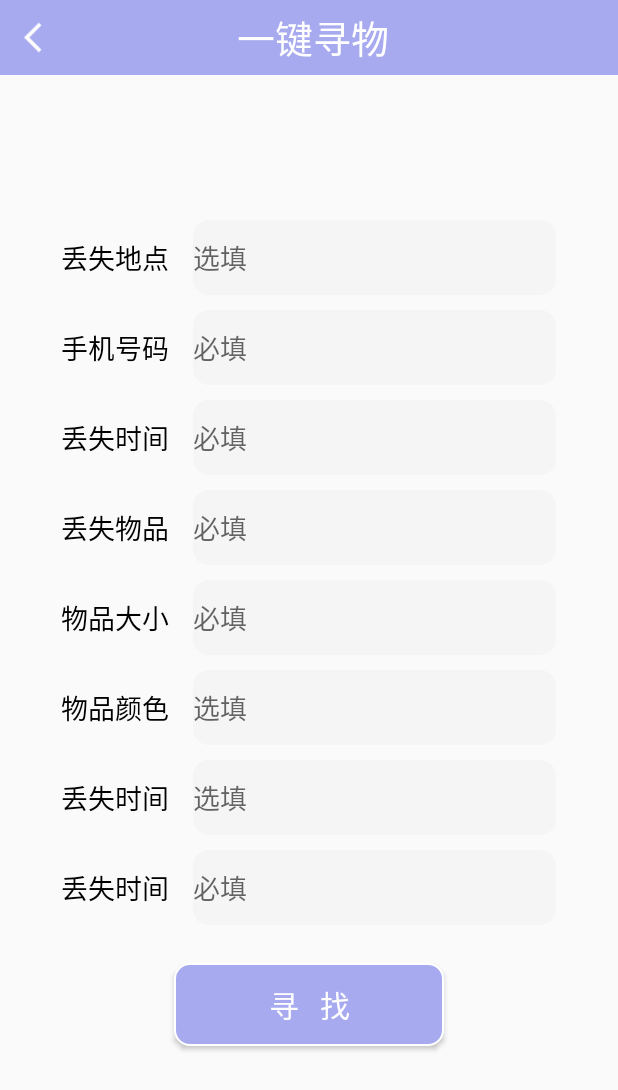
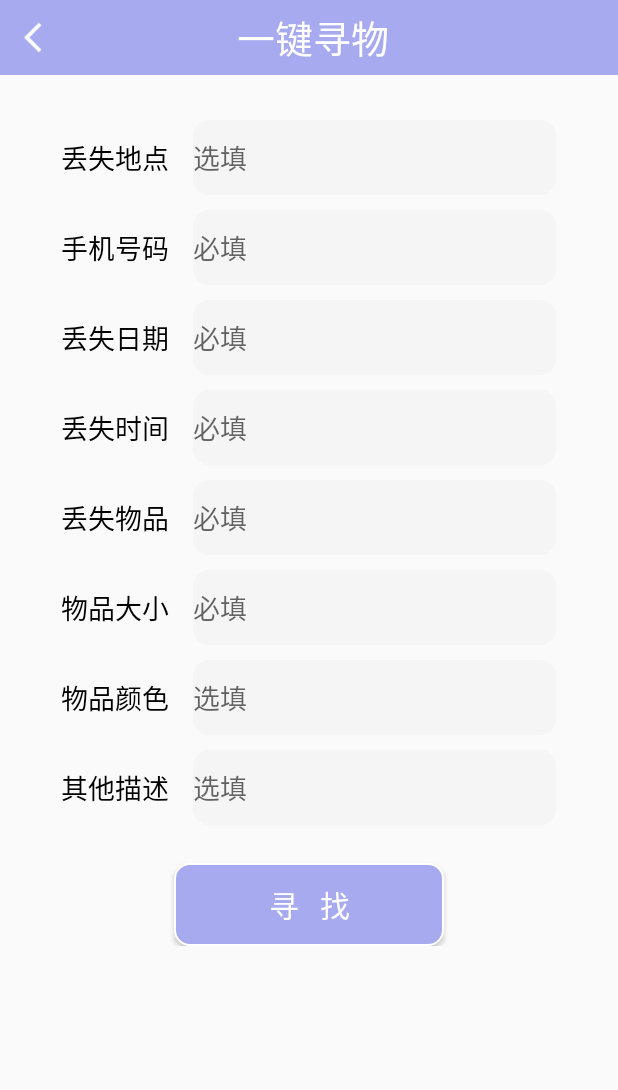
Before and after one commit to Becko-A/ViewPager, an Android app: the Afind screen opened directly, with no data from a screen before it, on a phone screen of 412 x 824 dp. Shown: the top 1090 px of the screen. Run offline under Robolectric (Android 15) with nearby library versions, the phone set to English and light mode, and no system bars.

Commit message:
add scrollview and improve-layout (not finish)

```diff
--- a/app/src/main/AndroidManifest.xml
+++ b/app/src/main/AndroidManifest.xml
@@ -23,7 +23,8 @@
         android:roundIcon="@drawable/logo"
         android:supportsRtl="true"
         android:theme="@style/AppTheme">
-        <activity android:name=".Bchat"></activity>
+        <activity android:name=".Cimprove"></activity>
+        <activity android:name=".Bchat" />
         <activity android:name=".Crecord_diushi" />
         <activity android:name=".Crecord_shiwu" />
         <activity android:name=".LoginActivity">
--- a/app/src/main/res/layout/activity_afind.xml
+++ b/app/src/main/res/layout/activity_afind.xml
@@ -1,17 +1,163 @@
 <?xml version="1.0" encoding="utf-8"?>
-<RelativeLayout xmlns:android="http://schemas.android.com/apk/res/android"
+<LinearLayout xmlns:android="http://schemas.android.com/apk/res/android"
     xmlns:app="http://schemas.android.com/apk/res-auto"
     android:layout_width="match_parent"
     android:layout_height="match_parent"
     android:orientation="vertical">
-    <include layout="@layout/toolbar_afind"/>
+    <androidx.appcompat.widget.Toolbar
+        android:id="@+id/toolbar"
+        android:layout_height="50dp"
+        android:layout_width="match_parent"
+        android:background="#A7AAEF"
+        android:theme="@style/ThemeOverlay.AppCompat.Dark.ActionBar"
+        app:popupTheme="@style/ThemeOverlay.AppCompat.Light">
+        <RelativeLayout
+            android:layout_width="match_parent"
+            android:layout_height="50dp"
+            android:layout_marginLeft="10dp"
+            android:layout_marginRight="10dp"
+            android:gravity="center_vertical">
+
+            <ImageView
+                android:id="@+id/back"
+                android:layout_width="wrap_content"
+                android:layout_height="50dp"
+                android:layout_centerVertical="true"
+                android:src="@drawable/ic_back" />
+            <TextView
+                android:layout_width="wrap_content"
+                android:layout_height="wrap_content"
+                android:textColor="#fff"
+                android:text="一键寻物"
+                android:textSize="25dp"
+                android:layout_centerHorizontal="true"
+                android:layout_centerVertical="true"/>
+        </RelativeLayout>
+    </androidx.appcompat.widget.Toolbar>
+    <ScrollView
+        android:layout_width="match_parent"
+        android:layout_height="0dp"
+        android:layout_weight="1"
+        android:layout_marginTop="25dp">
+        <LinearLayout
+            android:layout_width="match_parent"
+            android:layout_height="0dp"
+            android:layout_weight="1"
+            android:orientation="vertical">
+            <LinearLayout
+                android:id="@+id/location"
+                android:orientation="horizontal"
+                android:layout_width="330dp"
+                android:layout_height="60dp"
+                android:layout_gravity="center">
+                <TextView
+                    android:layout_width="88dp"
+                    android:layout_height="wrap_content"
+                    android:layout_gravity="center_vertical"
+                    android:textSize="18sp"
+                    android:textColor="#000"
+                    android:text="丢失地点" />
+                <EditText
+                    android:layout_width="0dp"
+                    android:layout_height="50dp"
+                    android:layout_gravity="center_vertical"
+                    android:layout_weight="1"
+                    android:background="@drawable/edittext"
+                    android:hint="选填"/>
+            </LinearLayout>
+            <LinearLayout
+                android:id="@+id/phoneNum"
+                android:orientation="horizontal"
+                android:layout_width="330dp"
+                android:layout_height="60dp"
+                android:layout_gravity="center">
+                <TextView
+                    android:layout_width="88dp"
+                    android:layout_height="wrap_content"
+                    android:layout_gravity="center_vertical"
+                    android:textSize="18sp"
+                    android:textColor="#000"
+                    android:text="手机号码" />
+                <EditText
+                    android:layout_width="0dp"
+                    android:layout_height="50dp"
+                    android:layout_gravity="center_vertical"
+                    android:layout_weight="1"
+                    android:background="@drawable/edittext"
+                    android:hint="必填"/>
+            </LinearLayout>
+
+            <LinearLayout
+                android:id="@+id/date"
+                android:orientation="horizontal"
+                android:layout_width="330dp"
+                android:layout_height="60dp"
+                android:layout_gravity="center">
+                <TextView
+                    android:layout_width="88dp"
+                    android:layout_height="wrap_content"
+                    android:layout_gravity="center_vertical"
+                    android:textSize="18sp"
+                    android:textColor="#000"
+                    android:inputType="date"
+                    android:text="丢失日期" />
+                <EditText
+                    android:layout_width="0dp"
+                    android:layout_height="50dp"
+                    android:layout_gravity="center_vertical"
+                    android:layout_weight="1"
+                    android:background="@drawable/edittext"
+                    android:hint="必填"/>
+            </LinearLayout>
+            <LinearLayout
+                android:id="@+id/time"
+                android:orientation="horizontal"
+                android:layout_width="330dp"
+                android:layout_height="60dp"
+                android:layout_gravity="center">
+                <TextView
+                    android:layout_width="88dp"
+                    android:layout_height="wrap_content"
+                    android:layout_gravity="center_vertical"
+                    android:textSize="18sp"
+                    android:textColor="#000"
+                    android:text="丢失时间" />
+                <EditText
+                    android:layout_width="0dp"
+                    android:layout_height="50dp"
+                    android:layout_gravity="center_vertical"
+                    android:layout_weight="1"
+                    android:background="@drawable/edittext"
+                    android:hint="必填"/>
+            </LinearLayout>
+            <LinearLayout
+                android:id="@+id/type"
+                android:orientation="horizontal"
+                android:layout_width="330dp"
+                android:layout_height="60dp"
+                android:layout_gravity="center">
+                <TextView
+                    android:layout_width="88dp"
+                    android:layout_height="wrap_content"
+                    android:layout_gravity="center_vertical"
+                    android:textSize="18sp"
+                    android:textColor="#000"
+                    android:text="丢失物品" />
+
+                <EditText
+                    android:layout_width="0dp"
+                    android:layout_height="50dp"
+                    android:layout_gravity="center_vertical"
+                    android:layout_weight="1"
+                    android:background="@drawable/edittext"
+                    android:hint="必填"/>
+            </LinearLayout>
             <LinearLayout
                 android:id="@+id/size"
                 android:orientation="horizontal"
                 android:layout_width="330dp"
                 android:layout_height="60dp"
-        android:layout_centerInParent="true"
-        android:layout_centerHorizontal="true">
+                android:layout_gravity="center">
                 <TextView
                     android:layout_width="88dp"
                     android:layout_height="wrap_content"
@@ -29,104 +175,11 @@
                     android:hint="必填"/>
             </LinearLayout>
             <LinearLayout
-        android:id="@+id/type"
-        android:orientation="horizontal"
-        android:layout_width="330dp"
-        android:layout_height="60dp"
-        android:layout_centerHorizontal="true"
-        android:layout_above="@+id/size">
-        <TextView
-            android:layout_width="88dp"
-            android:layout_height="wrap_content"
-            android:layout_gravity="center_vertical"
-            android:textSize="18sp"
-            android:textColor="#000"
-            android:text="丢失物品" />
-
-        <EditText
-            android:layout_width="0dp"
-            android:layout_height="50dp"
-            android:layout_gravity="center_vertical"
-            android:layout_weight="1"
-            android:background="@drawable/edittext"
-            android:hint="必填"/>
-    </LinearLayout>
-    <LinearLayout
-        android:id="@+id/time"
-        android:orientation="horizontal"
-        android:layout_width="330dp"
-        android:layout_height="60dp"
-        android:layout_centerHorizontal="true"
-        android:layout_above="@+id/type">
-        <TextView
-            android:layout_width="88dp"
-            android:layout_height="wrap_content"
-            android:layout_gravity="center_vertical"
-            android:textSize="18sp"
-            android:textColor="#000"
-            android:text="丢失时间" />
-
-        <EditText
-            android:layout_width="0dp"
-            android:layout_height="50dp"
-            android:layout_gravity="center_vertical"
-            android:layout_weight="1"
-            android:background="@drawable/edittext"
-            android:hint="必填"/>
-    </LinearLayout>
-    <LinearLayout
-        android:id="@+id/phone"
-        android:orientation="horizontal"
-        android:layout_width="330dp"
-        android:layout_height="60dp"
-        android:layout_centerHorizontal="true"
-        android:layout_above="@+id/time">
-        <TextView
-            android:layout_width="88dp"
-            android:layout_height="wrap_content"
-            android:layout_gravity="center_vertical"
-            android:textSize="18sp"
-            android:textColor="#000"
-            android:text="手机号码" />
-
-        <EditText
-            android:layout_width="0dp"
-            android:layout_height="50dp"
-            android:layout_gravity="center_vertical"
-            android:layout_weight="1"
-            android:background="@drawable/edittext"
-            android:hint="必填"/>
-    </LinearLayout>
-    <LinearLayout
-        android:id="@+id/location"
-        android:orientation="horizontal"
-        android:layout_width="330dp"
-        android:layout_height="60dp"
-        android:layout_centerHorizontal="true"
-        android:layout_above="@+id/phone">
-        <TextView
-            android:layout_width="88dp"
-            android:layout_height="wrap_content"
-            android:layout_gravity="center_vertical"
-            android:textSize="18sp"
-            android:textColor="#000"
-            android:text="丢失地点" />
-
-        <EditText
-            android:layout_width="0dp"
-            android:layout_height="50dp"
-            android:layout_gravity="center_vertical"
-            android:layout_weight="1"
-            android:background="@drawable/edittext"
-            android:hint="选填"/>
-    </LinearLayout>
-    <LinearLayout
                 android:id="@+id/color"
                 android:orientation="horizontal"
                 android:layout_width="330dp"
                 android:layout_height="60dp"
-        android:layout_centerHorizontal="true"
-        android:layout_below="@+id/size">
+                android:layout_gravity="center">
                 <TextView
                     android:layout_width="88dp"
                     android:layout_height="wrap_content"
@@ -143,20 +196,22 @@
                     android:background="@drawable/edittext"
                     android:hint="选填"/>
             </LinearLayout>
+
             <LinearLayout
                 android:id="@+id/description"
                 android:orientation="horizontal"
                 android:layout_width="330dp"
                 android:layout_height="60dp"
-        android:layout_centerHorizontal="true"
-        android:layout_below="@+id/color">
+                android:layout_gravity="center"
+                android:layout_marginBottom="20dp">
+
                 <TextView
                     android:layout_width="88dp"
                     android:layout_height="wrap_content"
                     android:layout_gravity="center_vertical"
-            android:textSize="18sp"
+                    android:text="其他描述"
                     android:textColor="#000"
-            android:text="丢失时间" />
+                    android:textSize="18sp" />
 
                 <EditText
                     android:layout_width="0dp"
@@ -164,42 +219,28 @@
                     android:layout_gravity="center_vertical"
                     android:layout_weight="1"
                     android:background="@drawable/edittext"
+                    android:maxLines="4"
                     android:hint="选填"/>
-    </LinearLayout>
-    <LinearLayout
-        android:id="@+id/check"
-        android:orientation="horizontal"
-        android:layout_width="330dp"
-        android:layout_height="60dp"
-        android:layout_centerHorizontal="true"
-        android:layout_below="@+id/description"
-        android:layout_marginBottom="20dp">
-        <TextView
-            android:layout_width="88dp"
-            android:layout_height="wrap_content"
-            android:layout_gravity="center_vertical"
-            android:textSize="18sp"
-            android:textColor="#000"
-            android:text="丢失时间" />
-
-        <EditText
-            android:layout_width="0dp"
-            android:layout_height="50dp"
-            android:layout_gravity="center_vertical"
-            android:layout_weight="1"
-            android:background="@drawable/edittext"
-            android:hint="必填"/>
             </LinearLayout>
             <Button
                 android:id="@+id/find_next"
                 android:layout_width="180dp"
                 android:layout_height="55dp"
                 android:layout_below="@+id/check"
-        android:layout_centerHorizontal="true"
+                android:layout_gravity="center"
                 android:textSize="20dp"
                 android:textColor="#fff"
                 android:text="寻   找"
                 android:background="@drawable/button"/>
+        </LinearLayout>
+    </ScrollView>
 
 
-</RelativeLayout>
+
+
+
+
+
+
+
+</LinearLayout>
--- a/app/src/main/res/layout/activity_cdiushi_record.xml
+++ b/app/src/main/res/layout/activity_cdiushi_record.xml
@@ -32,7 +32,7 @@
                     android:layout_width="wrap_content"
                     android:layout_height="wrap_content"
                     android:textColor="#fff"
-                    android:text="拾物记录"
+                    android:text="历史丢失物"
                     android:textSize="22dp"
                     android:gravity="center_vertical"
                     android:layout_centerHorizontal="true"
--- a/app/src/main/res/layout/activity_cshiwu_record.xml
+++ b/app/src/main/res/layout/activity_cshiwu_record.xml
@@ -32,7 +32,7 @@
                     android:layout_width="wrap_content"
                     android:layout_height="wrap_content"
                     android:textColor="#fff"
-                    android:text="历史丢失物"
+                    android:text="拾物记录"
                     android:textSize="22dp"
                     android:gravity="center_vertical"
                     android:layout_centerHorizontal="true"
```
Also changed, not shown: app/src/main/java/com/example/viewpager/Cimprove.java (added, +14 -0 lines), app/src/main/java/com/example/viewpager/Fragment3.java (+9 -0 lines), app/src/main/res/layout/activity_aannounce.xml (+163 -129 lines), app/src/main/res/layout/toolbar_aannounce.xml (deleted, +0 -40 lines). Lines whose indentation alone changed are shown as unchanged.
